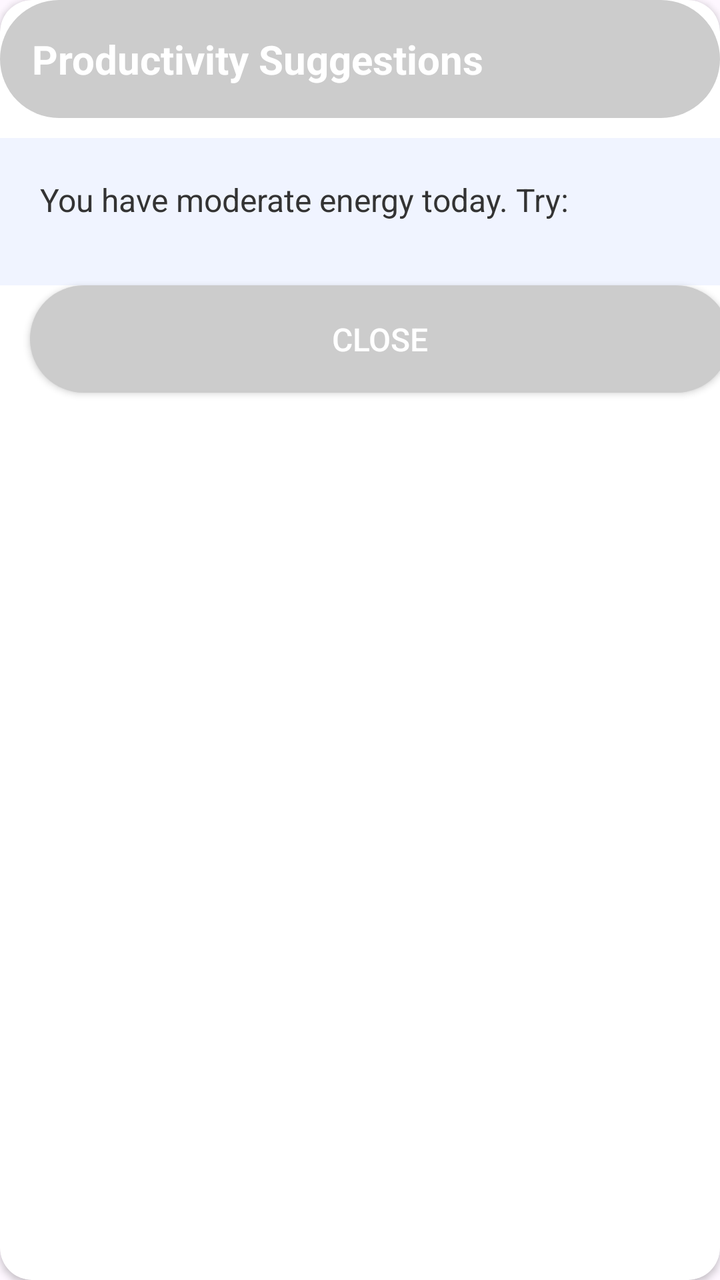
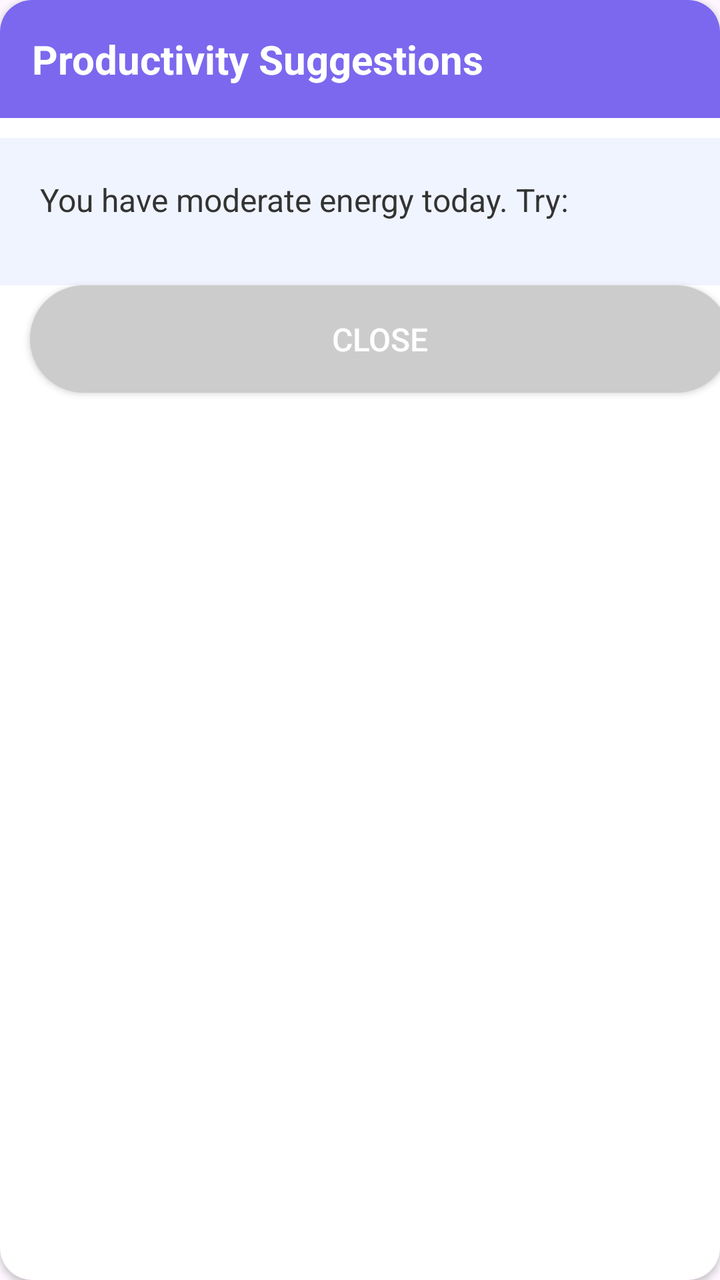

Compare the two renders of this Android layout. The source of the first and the diff that turns it into the second are given below.
<!-- AndroidManifest.xml: application theme Theme.MyCalculator -->
<!-- res/layout/suggestion_item_layout.xml -->
<?xml version="1.0" encoding="utf-8"?>
<androidx.cardview.widget.CardView xmlns:android="http://schemas.android.com/apk/res/android"
    xmlns:app="http://schemas.android.com/apk/res-auto"
    android:layout_width="match_parent"
    android:layout_height="wrap_content"
    app:cardCornerRadius="16dp">

    <LinearLayout
        android:layout_width="match_parent"
        android:layout_height="wrap_content"
        android:orientation="vertical">

        
        <TextView
            android:id="@+id/tvSuggestionTitle"
            android:layout_width="match_parent"
            android:layout_height="wrap_content"
            android:background="@drawable/button_calculate"
            android:padding="16dp"
            android:text="Productivity Suggestions"
            android:textAlignment="center"
            android:textColor="@android:color/white"
            android:layout_marginBottom="10dp"
            android:textSize="20sp"
            android:textStyle="bold" />

        
        <LinearLayout
            android:layout_width="match_parent"
            android:layout_height="wrap_content"
            android:background="#F0F4FF"
            android:orientation="vertical"
            android:padding="20dp">

            <TextView
                android:id="@+id/tvEnergyLevel"
                android:layout_width="match_parent"
                android:layout_height="wrap_content"
                android:text="You have moderate energy today. Try:"
                android:textColor="#333333"
                android:textSize="16sp"
                android:layout_marginBottom="12dp"/>

            <LinearLayout
                android:id="@+id/suggestionsContainer"
                android:layout_width="match_parent"
                android:layout_height="wrap_content"
                android:orientation="vertical" />

        </LinearLayout>

        
        <Button
            android:id="@+id/btnClosesuggestions"
            android:layout_width="350dp"
            android:layout_marginStart="15dp"
            android:layout_height="wrap_content"
            android:layout_marginTop="0dp"
            android:layout_marginBottom="10dp"
            android:background="@drawable/button_calculate"
            android:padding="16dp"
            android:text="Close"
            android:textColor="@android:color/white"
            android:textSize="16sp" />

    </LinearLayout>
</androidx.cardview.widget.CardView>
<!-- resources referenced by this layout -->
<resources>
  <!-- drawable button_calculate (drawable) -->
  <?xml version="1.0" encoding="utf-8"?>
  <shape xmlns:android="http://schemas.android.com/apk/res/android"
      android:shape="rectangle">
      <solid android:color="#CCCCCC" />
      <corners android:radius="50dp" />
  </shape>
  <style name="Theme.MyCalculator" parent="Base.Theme.MyCalculator" />
  <style name="Base.Theme.MyCalculator" parent="Theme.Material3.DayNight.NoActionBar">
          
          
      </style>
</resources>

<!-- the commit's change to res/layout/suggestion_item_layout.xml (unified diff, before → after) -->
@@ -15,7 +15,7 @@
             android:id="@+id/tvSuggestionTitle"
             android:layout_width="match_parent"
             android:layout_height="wrap_content"
-            android:background="@drawable/button_calculate"
+            android:background="#7B68EE"
             android:padding="16dp"
             android:text="Productivity Suggestions"
             android:textAlignment="center"
